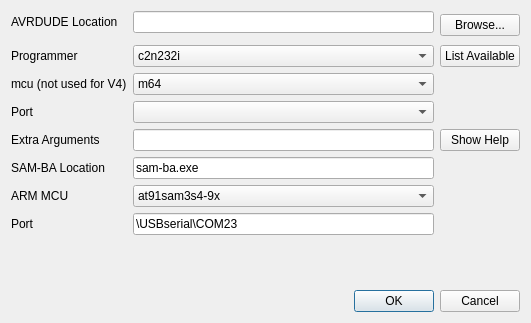
Before: the Qt Designer form src/burnconfigdialog.ui in roberto1903/companion9x, drawn with Qt 5.
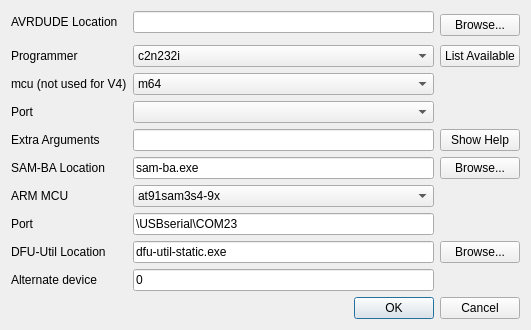
After: the same form once the commit is applied. Icons and pictures are not drawn.

Commit message: Add dfu-util in burnconfig dialog

Patch:
```diff
--- a/src/burnconfigdialog.ui
+++ b/src/burnconfigdialog.ui
@@ -45,6 +45,26 @@
    </item>
    <item row="0" column="0">
     <layout class="QGridLayout" name="gridLayout">
+     <item row="9" column="2">
+      <widget class="QLineEdit" name="dfu_location">
+       <property name="toolTip">
+        <string>Location of sam-ba executable</string>
+       </property>
+       <property name="whatsThis">
+        <string>The location of the AVRDUDE executable.</string>
+       </property>
+       <property name="text">
+        <string notr="true">dfu-util-static.exe</string>
+       </property>
+      </widget>
+     </item>
+     <item row="9" column="0">
+      <widget class="QLabel" name="label_dfu1">
+       <property name="text">
+        <string>DFU-Util Location</string>
+       </property>
+      </widget>
+     </item>
      <item row="0" column="2">
       <widget class="QLineEdit" name="avrdude_location">
        <property name="toolTip">
@@ -654,6 +674,49 @@
        </property>
       </widget>
      </item>
+     <item row="10" column="0">
+      <widget class="QLabel" name="label_dfu2">
+       <property name="text">
+        <string>Alternate device</string>
+       </property>
+      </widget>
+     </item>
+     <item row="10" column="2">
+      <widget class="QLineEdit" name="dfuArgs">
+       <property name="toolTip">
+        <string>Extra arguments that will be passed to AVRDUDE on every call</string>
+       </property>
+       <property name="whatsThis">
+        <string>Extra arguments used in AVRDUDE.
+This can be used for providing extra information to AVRDUDE.
+
+Please only use this if you know what you are doing.  There are no error checks and you could cripple your controller.</string>
+       </property>
+       <property name="text">
+        <string notr="true">0</string>
+       </property>
+      </widget>
+     </item>
+     <item row="6" column="4">
+      <widget class="QPushButton" name="sb_browse">
+       <property name="whatsThis">
+        <string>Use this button to browse and look for the AVRDUDE executable file.</string>
+       </property>
+       <property name="text">
+        <string>Browse...</string>
+       </property>
+      </widget>
+     </item>
+     <item row="9" column="4">
+      <widget class="QPushButton" name="dfu_browse">
+       <property name="whatsThis">
+        <string>Use this button to browse and look for the AVRDUDE executable file.</string>
+       </property>
+       <property name="text">
+        <string>Browse...</string>
+       </property>
+      </widget>
+     </item>
     </layout>
    </item>
    <item row="1" column="0">
```
The commit also changes 3 other files.
